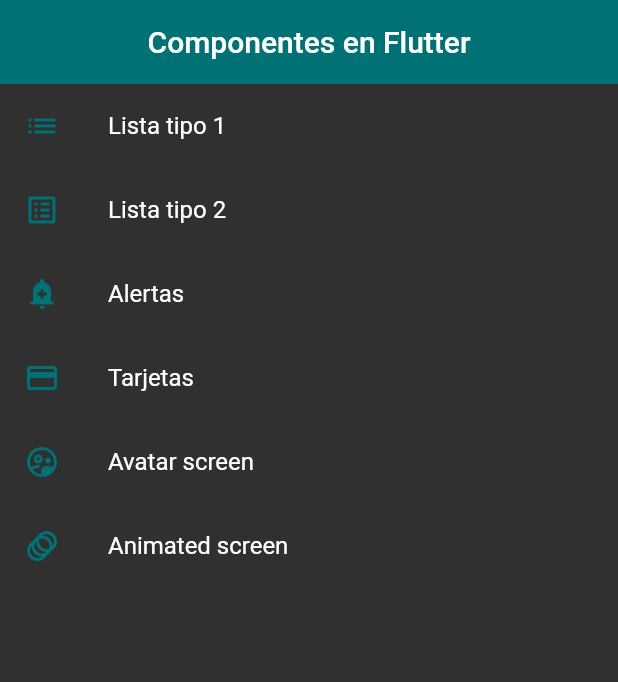
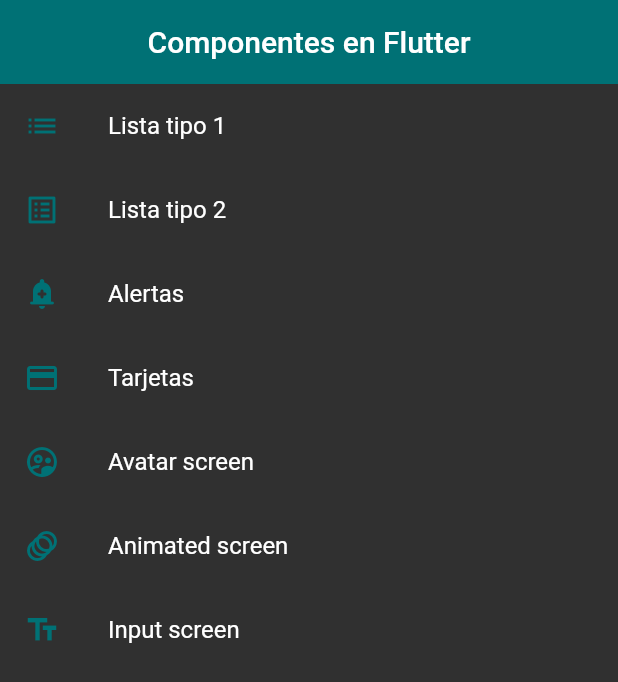
Before and after one commit to apacoder/curso-flutter, a Flutter app: the screen it shows after launch, on a phone screen of 412 x 824 dp. Shown: the top 682 px of the screen. Run offline on Flutter 3.47's test engine with Material 2 defaults, Android fonts, the phone set to English and light mode, and no system bars.

Commit message:
text form field

```diff
--- a/lib/curso/2_componentes/router/app_routes.dart
+++ b/lib/curso/2_componentes/router/app_routes.dart
@@ -48,6 +48,12 @@
       name: 'Animated screen',
       screen: const AnimatedScreen(),
     ),
+    MenuOption(
+      route: 'inputs',
+      icon: Icons.text_fields,
+      name: 'Input screen',
+      screen: InputsScreen(),
+    ),
   ];
 
   static Map<String, Widget Function(BuildContext)> getAppRoutes() {
--- a/lib/curso/2_componentes/screens/screens.dart
+++ b/lib/curso/2_componentes/screens/screens.dart
@@ -4,5 +4,6 @@
 export 'package:examples/curso/2_componentes/screens/animated_screen.dart';
 export 'package:examples/curso/2_componentes/screens/card_screen.dart';
 export 'package:examples/curso/2_componentes/screens/home_screen.dart';
+export 'package:examples/curso/2_componentes/screens/inputs_screen.dart';
 export 'package:examples/curso/2_componentes/screens/listview1_screen.dart';
 export 'package:examples/curso/2_componentes/screens/listview2_screen.dart';
```
Also changed, not shown: lib/curso/2_componentes/screens/inputs_screen.dart (added, +28 -0 lines).
